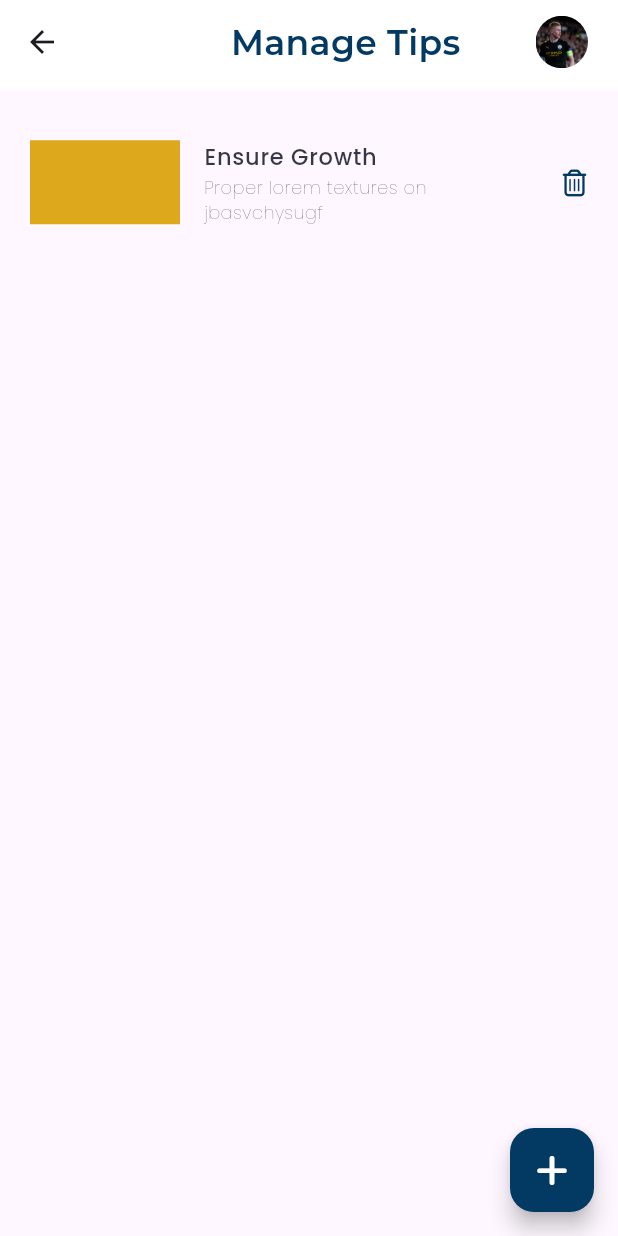
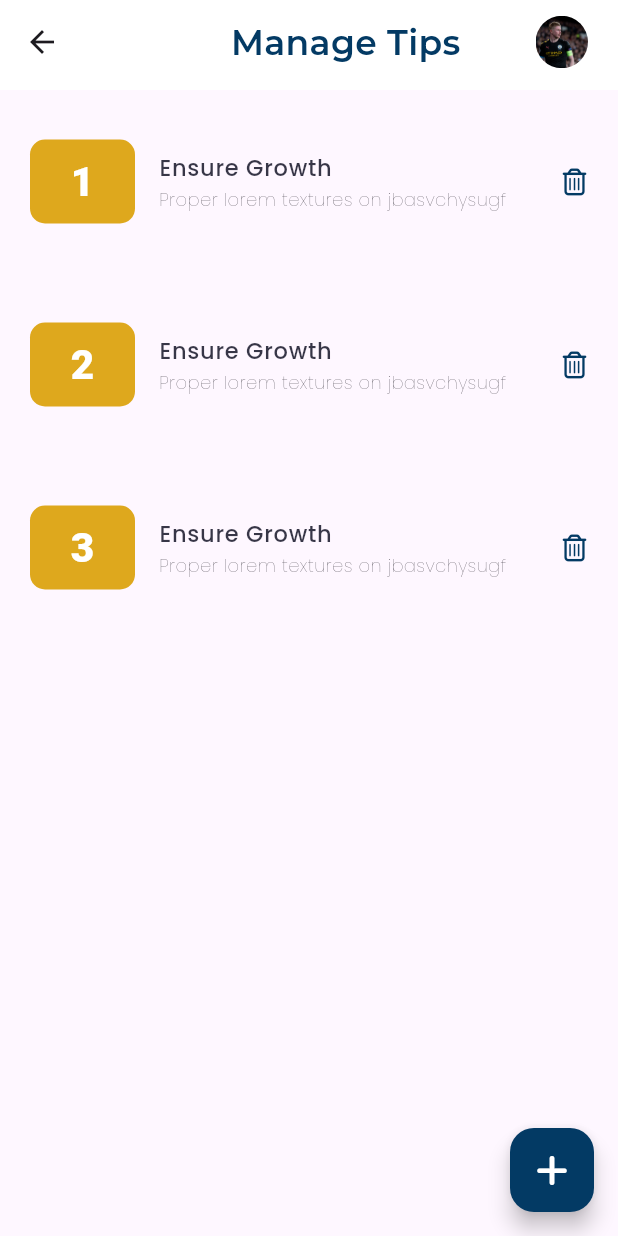
Before and after one commit to Ampaw24/crimemobile_back, a Flutter app: the ManageTips screen opened directly, on a phone screen of 412 x 824 dp. Run offline on Flutter 3.47's test engine with Material 2 defaults, Android fonts, the phone set to English and light mode, and no system bars; our stand-ins replace flutter_slidable, font_awesome_flutter, google_fonts.

Commit message:
tips page added

```diff
--- a/lib/screens/tips/managetips.dart
+++ b/lib/screens/tips/managetips.dart
@@ -20,7 +20,13 @@ class _ManageTipsState extends State<ManageTips> {
   List<TipsModule> tips = [
     TipsModule(
         title: "Ensure Growth",
-        discription: "Proper lorem textures on jbasvchysugf")
+        discription: "Proper lorem textures on jbasvchysugf"),
+    TipsModule(
+        title: "Ensure Growth",
+        discription: "Proper lorem textures on jbasvchysugf"),
+    TipsModule(
+        title: "Ensure Growth",
+        discription: "Proper lorem textures on jbasvchysugf"),
   ];
   @override
   Widget build(BuildContext context) {
@@ -73,8 +79,18 @@ class _ManageTipsState extends State<ManageTips> {
                         vertical: 25, horizontal: 20),
                     leading: Container(
                       height: 100,
-                      width: 100,
+                      width: 70,
+                      child: Center(
+                        child: Text(
+                          (index + 1).toString(),
+                          style: GoogleFonts.roboto(
+                              fontWeight: FontWeight.w800,
+                              fontSize: 27,
+                              color: Colors.white),
+                        ),
+                      ),
                       decoration: BoxDecoration(
+                        borderRadius: BorderRadius.circular(10),
                         color: AppColors.dashboardYellow,
                       ),
                     ),
```
